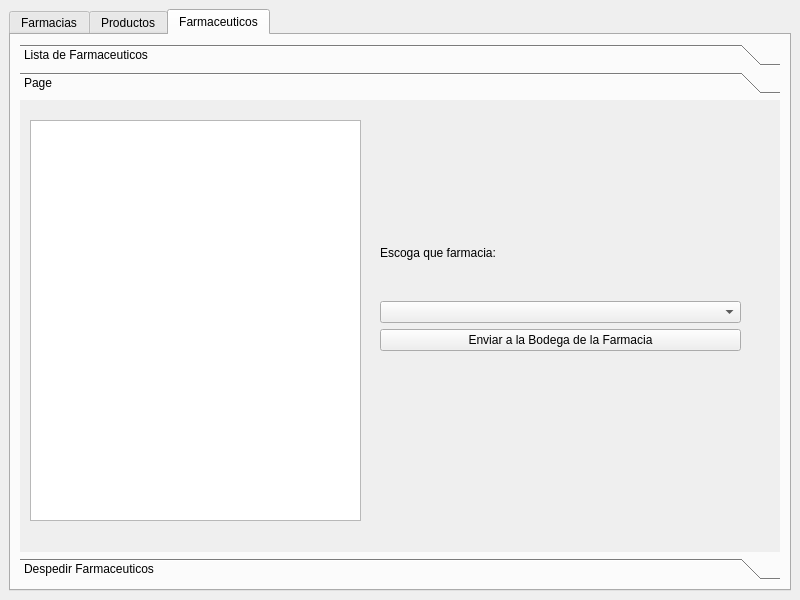
Qt form ui/Farmacia.ui (mendoza/improved-spork) before a commit.
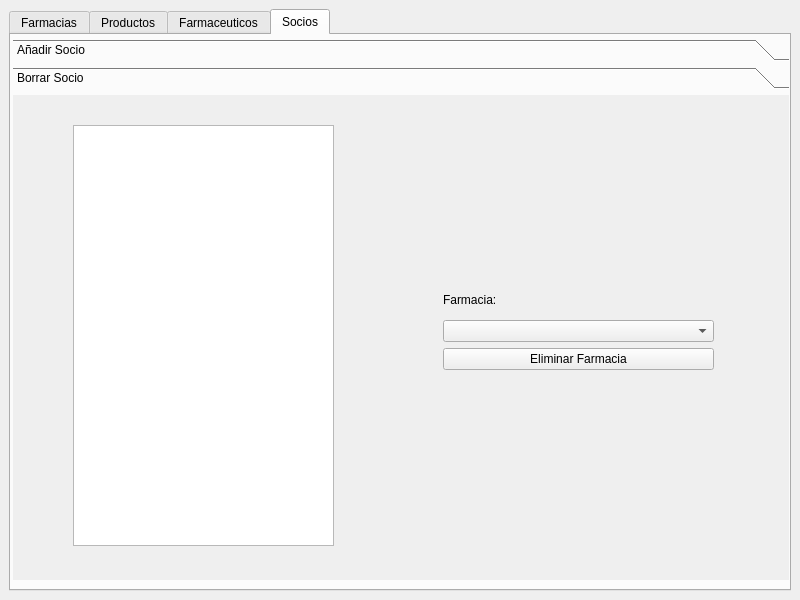
The same form after that commit. The open tabs and pages were chosen to show the change. Icons and pictures are not drawn.

Commit message: arreglando farmacia gui

```diff
--- a/ui/Farmacia.ui
+++ b/ui/Farmacia.ui
@@ -22,7 +22,7 @@
     <item>
      <widget class="QTabWidget" name="tabWidget">
       <property name="currentIndex">
-       <number>2</number>
+       <number>3</number>
       </property>
       <widget class="QWidget" name="widget">
        <property name="accessibleName">
@@ -187,6 +187,33 @@
               <height>361</height>
              </rect>
             </property>
+            <layout class="QVBoxLayout" name="verticalLayout_15">
+             <item>
+              <widget class="QLabel" name="label_8">
+               <property name="text">
+                <string>Farmacia:</string>
+               </property>
+              </widget>
+             </item>
+             <item>
+              <widget class="QComboBox" name="listarprofarm_cb"/>
+             </item>
+            </layout>
+           </widget>
+           <widget class="QWidget" name="verticalLayoutWidget_10">
+            <property name="geometry">
+             <rect>
+              <x>30</x>
+              <y>10</y>
+              <width>481</width>
+              <height>411</height>
+             </rect>
+            </property>
+            <layout class="QVBoxLayout" name="verticalLayout_16">
+             <item>
+              <widget class="QListView" name="listView"/>
+             </item>
+            </layout>
            </widget>
           </widget>
           <widget class="QWidget" name="page_4">
@@ -358,12 +385,20 @@
             </item>
            </layout>
           </widget>
-          <widget class="QWidget" name="page_27">
+          <widget class="QWidget" name="EnviarFarmaBodegas">
+           <property name="geometry">
+            <rect>
+             <x>0</x>
+             <y>0</y>
+             <width>760</width>
+             <height>438</height>
+            </rect>
+           </property>
            <property name="accessibleName">
             <string/>
            </property>
            <attribute name="label">
-            <string>Page</string>
+            <string>EnviarFarmaceutico a La Bodega</string>
            </attribute>
            <widget class="QWidget" name="verticalLayoutWidget_7">
             <property name="geometry">
@@ -405,7 +440,7 @@
             </property>
             <layout class="QVBoxLayout" name="verticalLayout_7">
              <item>
-              <widget class="QListView" name="listView"/>
+              <widget class="QListView" name="farmabodega_list"/>
              </item>
             </layout>
            </widget>
@@ -443,6 +478,138 @@
         </item>
        </layout>
       </widget>
+      <widget class="QWidget" name="widget">
+       <attribute name="title">
+        <string>Socios</string>
+       </attribute>
+       <widget class="QToolBox" name="toolBox">
+        <property name="geometry">
+         <rect>
+          <x>2</x>
+          <y>4</y>
+          <width>781</width>
+          <height>541</height>
+         </rect>
+        </property>
+        <property name="currentIndex">
+         <number>1</number>
+        </property>
+        <widget class="QWidget" name="widget">
+         <property name="geometry">
+          <rect>
+           <x>0</x>
+           <y>0</y>
+           <width>781</width>
+           <height>479</height>
+          </rect>
+         </property>
+         <attribute name="label">
+          <string>Añadir Socio</string>
+         </attribute>
+         <widget class="QWidget" name="verticalLayoutWidget_11">
+          <property name="geometry">
+           <rect>
+            <x>10</x>
+            <y>10</y>
+            <width>351</width>
+            <height>451</height>
+           </rect>
+          </property>
+          <layout class="QVBoxLayout" name="verticalLayout_19">
+           <item>
+            <widget class="QTableView" name="anadirsocio_table"/>
+           </item>
+          </layout>
+         </widget>
+         <widget class="QWidget" name="verticalLayoutWidget_12">
+          <property name="geometry">
+           <rect>
+            <x>440</x>
+            <y>160</y>
+            <width>241</width>
+            <height>101</height>
+           </rect>
+          </property>
+          <layout class="QVBoxLayout" name="verticalLayout_17">
+           <item>
+            <widget class="QLabel" name="label_11">
+             <property name="text">
+              <string>Farmacia</string>
+             </property>
+            </widget>
+           </item>
+           <item>
+            <widget class="QComboBox" name="addsociofarm_cb"/>
+           </item>
+           <item>
+            <widget class="QPushButton" name="addsocio_bt">
+             <property name="text">
+              <string>Add Socio</string>
+             </property>
+            </widget>
+           </item>
+          </layout>
+         </widget>
+        </widget>
+        <widget class="QWidget" name="page_2">
+         <property name="geometry">
+          <rect>
+           <x>0</x>
+           <y>0</y>
+           <width>781</width>
+           <height>479</height>
+          </rect>
+         </property>
+         <attribute name="label">
+          <string>Borrar Socio</string>
+         </attribute>
+         <widget class="QWidget" name="verticalLayoutWidget_13">
+          <property name="geometry">
+           <rect>
+            <x>60</x>
+            <y>30</y>
+            <width>261</width>
+            <height>421</height>
+           </rect>
+          </property>
+          <layout class="QVBoxLayout" name="verticalLayout_18">
+           <item>
+            <widget class="QListView" name="borrarsocio_list"/>
+           </item>
+          </layout>
+         </widget>
+         <widget class="QWidget" name="verticalLayoutWidget_14">
+          <property name="geometry">
+           <rect>
+            <x>430</x>
+            <y>190</y>
+            <width>271</width>
+            <height>85</height>
+           </rect>
+          </property>
+          <layout class="QVBoxLayout" name="verticalLayout_20">
+           <item>
+            <widget class="QLabel" name="label_12">
+             <property name="text">
+              <string>Farmacia:</string>
+             </property>
+            </widget>
+           </item>
+           <item>
+            <widget class="QComboBox" name="borrarsocio_cb"/>
+           </item>
+           <item>
+            <widget class="QPushButton" name="borrarsocio_bt">
+             <property name="text">
+              <string>Eliminar Farmacia</string>
+             </property>
+            </widget>
+           </item>
+          </layout>
+         </widget>
+        </widget>
+       </widget>
+      </widget>
      </widget>
     </item>
    </layout>
```
Left out of the diff: 92 changed lines with no effect on the pictures.
